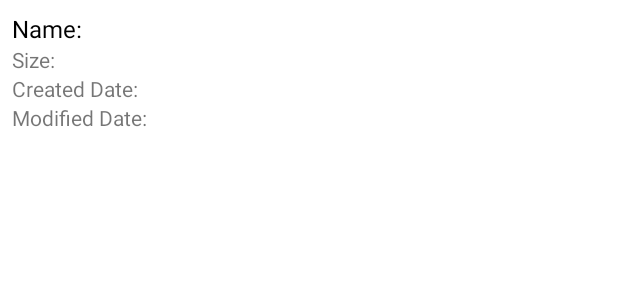
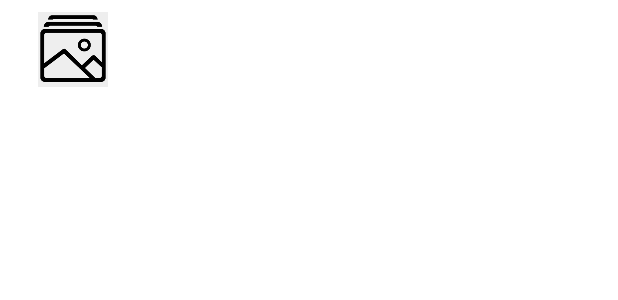
Before and after one commit to ngthotuan/GalleryApp, an Android app: the layout picture_item_list.xml on its own in the app's theme, with its tools: preview values and no code run, on a phone screen of 412 x 824 dp. Shown: the top 300 px of the screen. Run offline under Robolectric (Android 15) with nearby library versions, the phone set to English and light mode, and no system bars.

Commit message:
beauty show picture list

```diff
--- a/app/src/main/res/layout/picture_item_list.xml
+++ b/app/src/main/res/layout/picture_item_list.xml
@@ -1,79 +1,46 @@
 <?xml version="1.0" encoding="utf-8"?>
 <LinearLayout xmlns:android="http://schemas.android.com/apk/res/android"
+    xmlns:app="http://schemas.android.com/apk/res-auto"
     android:id="@+id/picLayout"
     android:layout_width="match_parent"
     android:layout_height="wrap_content"
-    android:orientation="vertical"
+    android:orientation="horizontal"
     android:padding="8dp">
 
+    <ImageView
+        android:id="@+id/picture"
+        android:layout_width="50dp"
+        android:layout_height="50dp"
+        android:layout_weight="1"
+        android:gravity="center"
+        app:srcCompat="@drawable/album" />
+
     <LinearLayout
-        android:layout_width="match_parent"
-        android:layout_height="match_parent"
-        android:orientation="horizontal">
-
-        <TextView
-            android:id="@+id/textView10"
-            android:layout_width="wrap_content"
-            android:layout_height="wrap_content"
-            android:text="@string/name"
-            android:textColor="@color/black"
-            android:textSize="16sp" />
+        android:layout_weight="8"
+        android:layout_width="wrap_content"
+        android:layout_height="wrap_content"
+        android:layout_gravity="center"
+        android:orientation="vertical">
 
         <TextView
             android:id="@+id/picName"
-            android:layout_width="match_parent"
-            android:layout_height="wrap_content"
-            android:textColor="@color/black" />
-    </LinearLayout>
-
-    <LinearLayout
-        android:layout_width="match_parent"
-        android:layout_height="match_parent"
-        android:orientation="horizontal">
-
-        <TextView
-            android:id="@+id/textView11"
             android:layout_width="wrap_content"
             android:layout_height="wrap_content"
-            android:text="@string/size" />
-
-        <TextView
-            android:id="@+id/picSize"
-            android:layout_width="match_parent"
-            android:layout_height="wrap_content" />
-    </LinearLayout>
-
-    <LinearLayout
-        android:layout_width="match_parent"
-        android:layout_height="match_parent"
-        android:orientation="horizontal">
-
-        <TextView
-            android:id="@+id/textView12"
-            android:layout_width="wrap_content"
-            android:layout_height="wrap_content"
-            android:text="@string/created_date" />
+            android:textSize="18sp"
+            android:textColor="@color/black" />
 
         <TextView
             android:id="@+id/picCreatedDate"
-            android:layout_width="match_parent"
+            android:layout_width="wrap_content"
             android:layout_height="wrap_content" />
+
     </LinearLayout>
 
-    <LinearLayout
-        android:layout_width="match_parent"
-        android:layout_height="match_parent"
-        android:orientation="horizontal">
-
-        <TextView
-            android:id="@+id/textView13"
-            android:layout_width="wrap_content"
-            android:layout_height="wrap_content"
-            android:text="@string/modified_date" />
-
-        <TextView
-            android:id="@+id/picModifiedDate"
-            android:layout_width="match_parent"
-            android:layout_height="wrap_content" />
-    </LinearLayout>
+    <TextView
+        android:layout_weight="2"
+        android:id="@+id/picSize"
+        android:layout_gravity="center"
+        android:gravity="right"
+        android:layout_width="wrap_content"
+        android:layout_height="wrap_content" />
 </LinearLayout>
```
Also changed, not shown: app/src/main/java/com/example/galleryapp/adapter/PictureAdapter.java (+8 -7 lines), app/src/main/java/com/example/galleryapp/model/Picture.java (+27 -0 lines).
